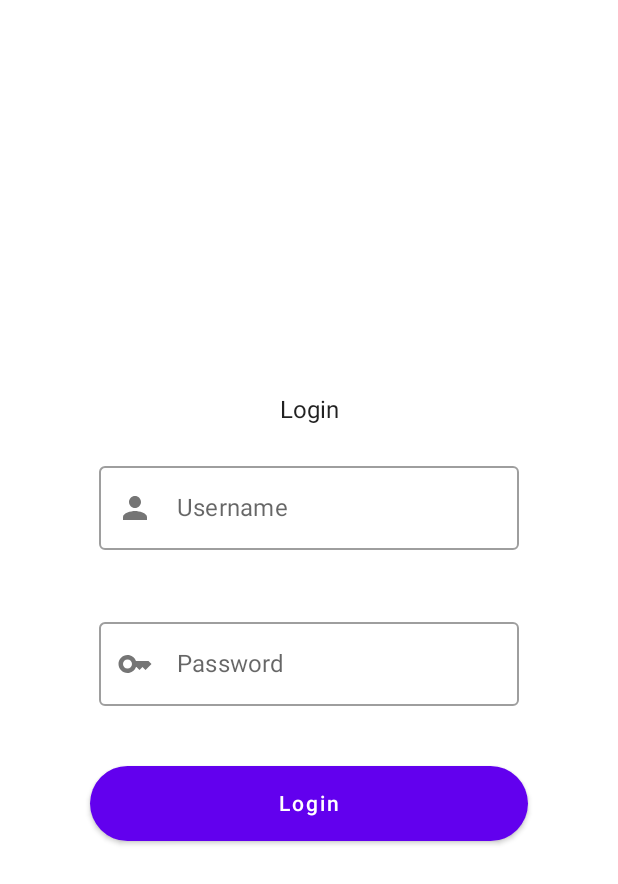
After one commit to rabbitvictor/smartfactoryapp, an Android app built with Jetpack Compose: the composable LoginScreen shown on its own in the app's theme, on a phone screen of 412 x 824 dp. The commit adds this screen. Shown: the top 884 px of the screen. Run offline under Robolectric (Android 15) with nearby library versions, the phone set to English and light mode, and no system bars; libraries missing offline, so code that uses them is left out: com.ramcosta.composedestinations; 2 statements that could not run were skipped.

Commit message:
Login Screen creation

```diff
--- /dev/null
+++ b/app/src/main/java/com/mc855/app/view/login/LoginScreen.kt
@@ -0,0 +1,103 @@
+package com.mc855.app.view.login
+
+import androidx.compose.foundation.layout.Arrangement
+import androidx.compose.foundation.layout.Box
+import androidx.compose.foundation.layout.Column
+import androidx.compose.foundation.layout.Spacer
+import androidx.compose.foundation.layout.fillMaxHeight
+import androidx.compose.foundation.layout.fillMaxWidth
+import androidx.compose.foundation.layout.height
+import androidx.compose.foundation.layout.padding
+import androidx.compose.foundation.shape.RoundedCornerShape
+import androidx.compose.foundation.text.KeyboardOptions
+import androidx.compose.material.Button
+import androidx.compose.material.Icon
+import androidx.compose.material.MaterialTheme
+import androidx.compose.material.OutlinedTextField
+import androidx.compose.material.Surface
+import androidx.compose.material.Text
+import androidx.compose.material.icons.Icons
+import androidx.compose.material.icons.filled.Key
+import androidx.compose.material.icons.filled.Person
+import androidx.compose.runtime.Composable
+import androidx.compose.runtime.mutableStateOf
+import androidx.compose.runtime.remember
+import androidx.compose.ui.Alignment
+import androidx.compose.ui.Modifier
+import androidx.compose.ui.text.input.KeyboardType
+import androidx.compose.ui.text.input.PasswordVisualTransformation
+import androidx.compose.ui.text.input.TextFieldValue
+import androidx.compose.ui.unit.dp
+import com.mc855.app.view.destinations.HomeScaffoldDestination
+import com.ramcosta.composedestinations.annotation.Destination
+import com.ramcosta.composedestinations.annotation.RootNavGraph
+import com.ramcosta.composedestinations.navigation.DestinationsNavigator
+
+@RootNavGraph(start = true)
+@Destination
+@Composable
+fun LoginScreen(navController: DestinationsNavigator) {
+	Surface(
+		modifier = Modifier
+			.fillMaxWidth()
+			.fillMaxHeight(),
+		color = MaterialTheme.colors.background
+	) {
+		Column(
+			modifier = Modifier.padding(20.dp),
+			verticalArrangement = Arrangement.Center,
+			horizontalAlignment = Alignment.CenterHorizontally
+		) {
+
+			val username = remember { mutableStateOf(TextFieldValue()) }
+			val password = remember { mutableStateOf(TextFieldValue()) }
+
+			Text(text = "Login")
+
+			Spacer(modifier = Modifier.height(20.dp))
+			OutlinedTextField(
+				label = { Text(text = "Username") },
+				leadingIcon = {
+					Icon(
+						imageVector = Icons.Default.Person,
+						contentDescription = "usernameIcon"
+					)
+				},
+				maxLines = 1,
+				placeholder = { Text(text = "username") },
+				value = username.value,
+				onValueChange = { username.value = it }
+			)
+
+			Spacer(modifier = Modifier.height(20.dp))
+			OutlinedTextField(
+				label = { Text(text = "Password") },
+				leadingIcon = {
+					Icon(
+						imageVector = Icons.Default.Key,
+						contentDescription = "passwordIcon"
+					)
+				},
+				placeholder = { Text(text = "password") },
+				value = password.value,
+				visualTransformation = PasswordVisualTransformation(),
+				keyboardOptions = KeyboardOptions(keyboardType = KeyboardType.Password),
+				onValueChange = { password.value = it },
+				modifier = Modifier.padding(20.dp)
+			)
+
+			Spacer(modifier = Modifier.height(20.dp))
+			Box(modifier = Modifier.padding(40.dp, 0.dp, 40.dp, 0.dp)) {
+				Button(
+					onClick = { navController.navigate(HomeScaffoldDestination) },
+					shape = RoundedCornerShape(50.dp),
+					modifier = Modifier
+						.fillMaxWidth()
+						.height(50.dp)
+				) {
+					Text(text = "Login")
+				}
+			}
+		}
+	}
+}
```
Also changed, not shown: app/src/main/java/com/mc855/app/view/home/HomeScreen.kt (+22 -16 lines), app/src/main/java/com/mc855/app/view/sensor/SensorScreen.kt (+14 -5 lines), app/src/main/java/com/mc855/app/viewmodel/HomeViewModel.kt (+8 -10 lines), app/src/main/java/com/mc855/app/viewmodel/LoginViewModel.kt (added, +21 -0 lines).
